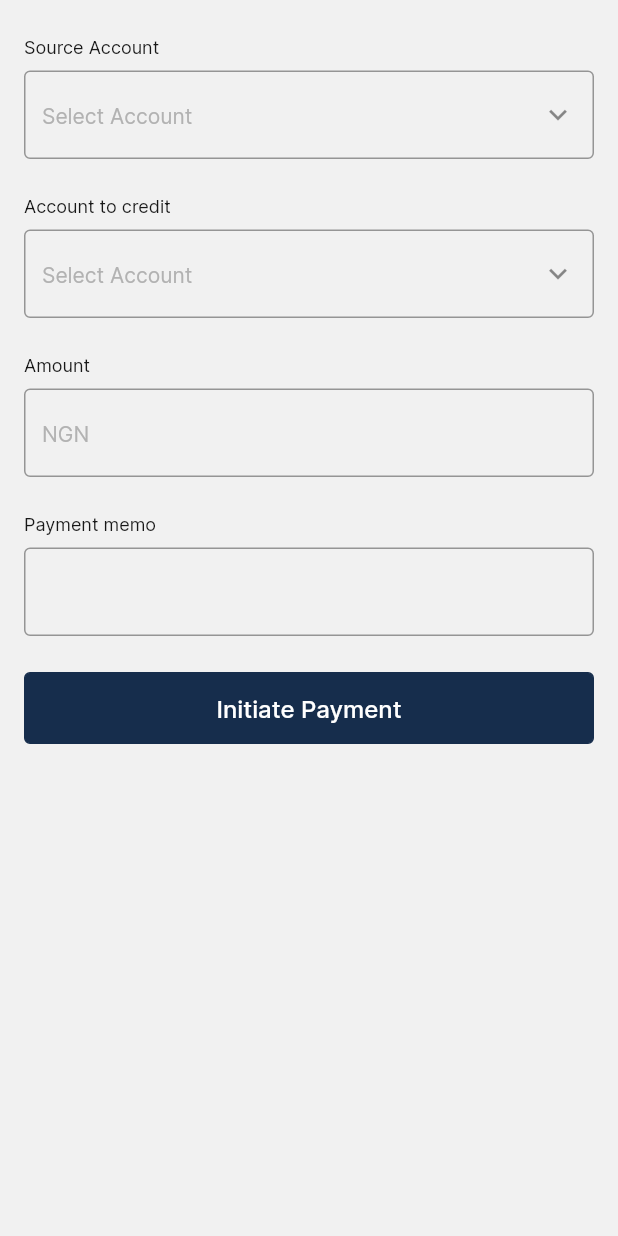
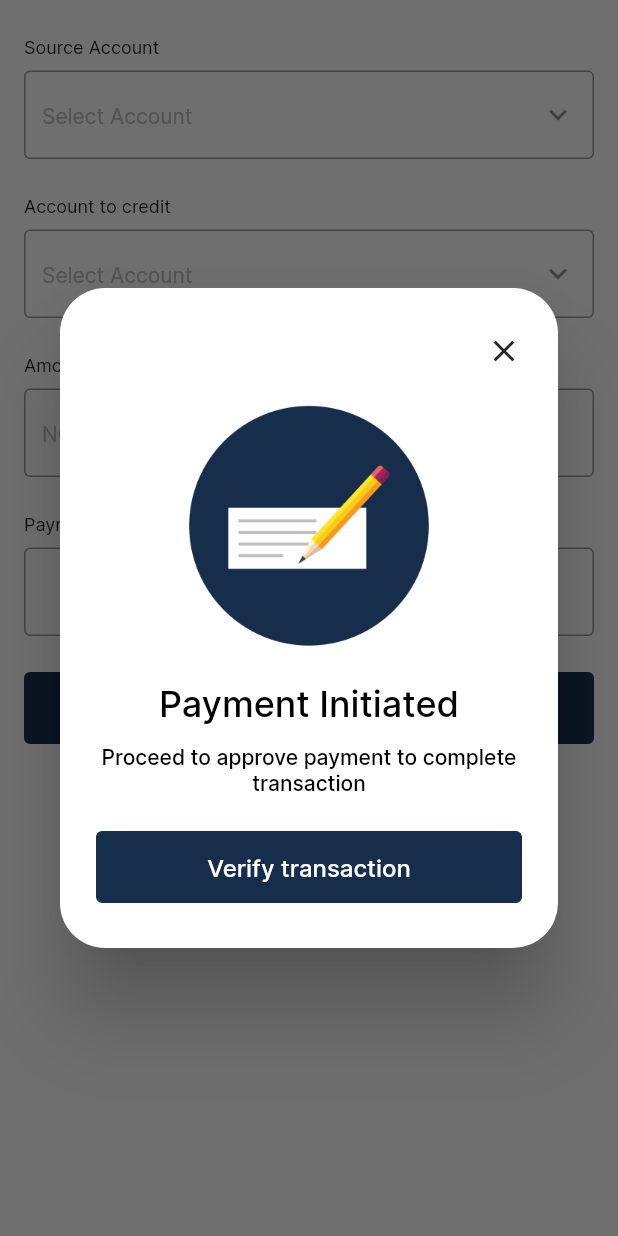
Before and after one commit to Tolulope05/firstbank_cib, a Flutter app: the OwnAccountTabView widget shown alone on an empty page, opened directly, after a tap on "Initiate Payment", on a phone screen of 412 x 824 dp. Run offline on Flutter 3.47's test engine with Material 2 defaults, Android fonts, the phone set to English and light mode, and no system bars; our stand-ins replace flutter_svg, get, pinput, smooth_page_indicator.

Commit message:
done with screen

```diff
--- a/lib/view/dashboard/dash_board_screen.dart
+++ b/lib/view/dashboard/dash_board_screen.dart
@@ -86,8 +86,9 @@ class DashBoardScreen extends GetView<DashBoardviewModel> {
                   child: GestureDetector(
                     onTap: () {
                       showDialog(
-                          context: context,
-                          builder: (context) => const SelectAccountDialogue());
+                        context: context,
+                        builder: (context) => const SelectAccountDialogue(),
+                      );
                     },
                     child: Row(
                       mainAxisSize: MainAxisSize.min,
--- a/lib/view/transfers/transfers_screen.dart
+++ b/lib/view/transfers/transfers_screen.dart
@@ -1,4 +1,5 @@
 import 'package:firstbank_cib/widgets/app_button.dart';
+import 'package:firstbank_cib/widgets/initiate_payment_dialogue.dart';
 import 'package:flutter/material.dart';
 import 'package:get/get.dart';
 
@@ -111,7 +112,9 @@ class OwnAccountTabView extends StatelessWidget {
   @override
   Widget build(BuildContext context) {
     final controller = Get.find<TransferScreenViewModel>();
-    return Column(
+    return SingleChildScrollView(
+      child: Flexible(
+        child: Column(
           children: [
             Padding(
               padding: const EdgeInsets.only(
@@ -176,10 +179,17 @@ class OwnAccountTabView extends StatelessWidget {
                   left: 16.0,
                 ),
                 child: AppButton(
-              onTap: () {},
+                  onTap: () {
+                    showDialog(
+                      context: context,
+                      builder: (context) => const InitiatePaymentDialogue(),
+                    );
+                  },
                   text: 'Initiate Payment',
                 )),
           ],
+        ),
+      ),
     );
   }
 }
--- /dev/null
+++ b/lib/widgets/initiate_payment_dialogue.dart
@@ -0,0 +1,79 @@
+import 'package:firstbank_cib/constants/colors.dart';
+import 'package:firstbank_cib/widgets/app_button.dart';
+import 'package:firstbank_cib/widgets/select_account_dialogue.dart';
+import 'package:flutter/material.dart';
+import 'package:get/get.dart';
+
+class InitiatePaymentDialogue extends StatelessWidget {
+  const InitiatePaymentDialogue({Key? key}) : super(key: key);
+
+  @override
+  Widget build(BuildContext context) {
+    return Dialog(
+      shape: RoundedRectangleBorder(borderRadius: BorderRadius.circular(30.0)),
+      child: Container(
+        padding: const EdgeInsets.symmetric(vertical: 30, horizontal: 24),
+        child: Column(
+          mainAxisSize: MainAxisSize.min,
+          children: [
+            Padding(
+              padding: const EdgeInsets.only(
+                bottom: 24,
+              ),
+              child: Row(
+                children: [
+                  const Spacer(),
+                  InkWell(
+                    onTap: () {
+                      Get.back();
+                    },
+                    child: const Icon(Icons.close),
+                  )
+                ],
+              ),
+            ),
+            Image.asset(
+              "assets/images/payment_initiated.png",
+              width: 161,
+              height: 161,
+            ),
+            const Padding(
+              padding: EdgeInsets.only(top: 24, bottom: 12),
+              child: Text(
+                "Payment Initiated",
+                textAlign: TextAlign.center,
+                style: TextStyle(
+                  color: AppColors.blackColor,
+                  fontSize: 24,
+                  fontWeight: FontWeight.w500,
+                ),
+              ),
+            ),
+            const Text(
+              "Proceed to approve payment to complete transaction ",
+              textAlign: TextAlign.center,
+              style: TextStyle(
+                color: AppColors.blackColor,
+                fontSize: 14,
+                fontWeight: FontWeight.w500,
+              ),
+            ),
+            Padding(
+              padding: const EdgeInsets.only(top: 24),
+              child: AppButton(
+                onTap: () {
+                  Get.back(); // close the current dialogue and open the next one.
+                  showDialog(
+                    context: context,
+                    builder: (context) => const SelectAccountDialogue(),
+                  );
+                },
+                text: "Verify transaction",
+              ),
+            )
+          ],
+        ),
+      ),
+    );
+  }
+}
--- a/lib/widgets/select_account_dialogue.dart
+++ b/lib/widgets/select_account_dialogue.dart
@@ -10,7 +10,6 @@ class SelectAccountDialogue extends StatelessWidget {
     return Dialog(
       shape: RoundedRectangleBorder(borderRadius: BorderRadius.circular(30.0)),
       child: Container(
-        // constraints: const BoxConstraints(maxHeight: 390),
         padding: const EdgeInsets.symmetric(vertical: 32),
         child: Column(
           mainAxisAlignment: MainAxisAlignment.spaceBetween,
```
Lines whose indentation alone changed are shown as unchanged.
